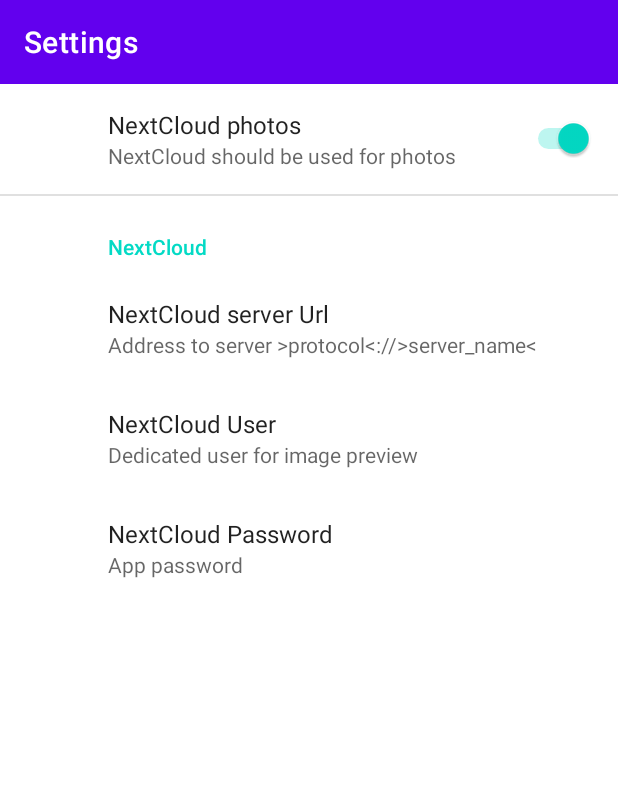
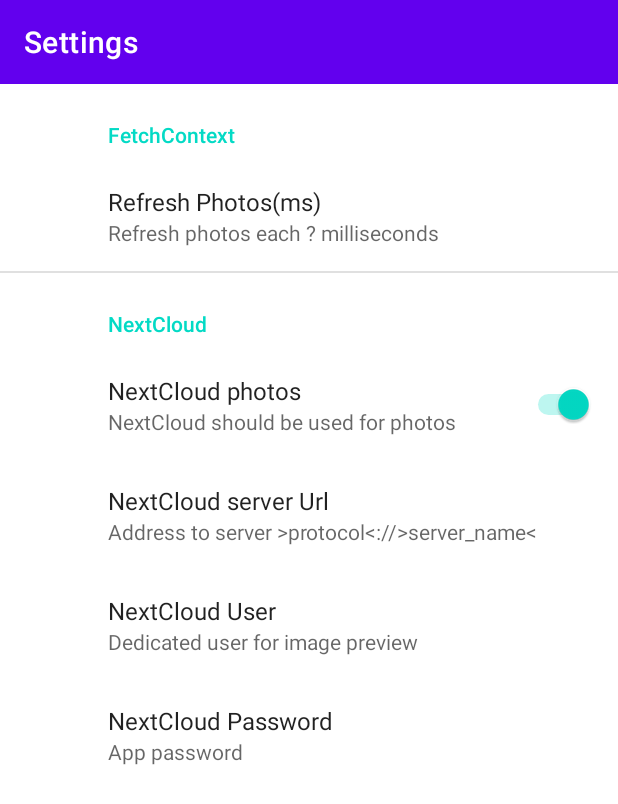
Before and after one commit to mondhs/prisiminc, an Android app: the screen it shows after launch (SettingsActivity), in the options menu, after a tap on "Preferences", on a phone screen of 412 x 824 dp. Shown: the top 804 px of the screen. Run offline under Robolectric (Android 15) with nearby library versions, the phone set to English and light mode, and no system bars; our stand-ins replace Picasso, androidx.preference; pictures from the network do not load.

Commit message:
Improved logging. It is not working with https so switched to http. added configuration for refresh period

```diff
--- a/app/src/main/java/org/mondhs/prisiminc/MainActivity.kt
+++ b/app/src/main/java/org/mondhs/prisiminc/MainActivity.kt
@@ -5,16 +5,12 @@ import android.content.Intent
 import android.content.pm.PackageManager
 import android.content.res.Resources
 import android.os.Bundle
-import android.util.DisplayMetrics
 import android.view.Menu
 import android.view.MenuItem
 import android.widget.Toast
 import androidx.appcompat.app.AppCompatActivity
 import androidx.core.app.ActivityCompat
 import androidx.core.content.ContextCompat
-import androidx.core.view.WindowCompat
-import androidx.core.view.WindowInsetsCompat
-import androidx.core.view.WindowInsetsControllerCompat
 import androidx.preference.PreferenceManager
 import androidx.recyclerview.widget.GridLayoutManager
 import androidx.recyclerview.widget.RecyclerView
@@ -22,6 +18,7 @@ import kotlinx.coroutines.CoroutineScope
 import kotlinx.coroutines.Dispatchers
 import kotlinx.coroutines.launch
 import org.mondhs.prisiminc.fetcher.*
+import java.util.logging.Logger
 
 
 class MainActivity : AppCompatActivity() {
@@ -35,10 +32,10 @@ class MainActivity : AppCompatActivity() {
 
         // creating a new array list and
         // initializing our recycler view.
-        var imagesRV: RecyclerView = findViewById(R.id.idRVImages)
+        val imagesRV: RecyclerView = findViewById(R.id.idRVImages)
         // calling a method to
         // prepare our recycler view.
-        prepareRecyclerView(imagesRV);
+        prepareRecyclerView(imagesRV)
 
         // we are calling a method to request
         // the permissions to read external storage.
@@ -55,7 +52,7 @@ class MainActivity : AppCompatActivity() {
         return when (item.itemId) {
             R.id.preferences_menu -> {
                 val i = Intent(this, SettingsActivity::class.java)
-                startActivity(i);
+                startActivity(i)
                 true
             }
             else -> super.onOptionsItemSelected(item)
@@ -76,7 +73,7 @@ class MainActivity : AppCompatActivity() {
             // if the permissions are already granted we are calling
             // a method to get all images from our external storage.
             Toast.makeText(this, "Permissions granted..", Toast.LENGTH_SHORT).show()
-            fetchImagePath();
+            fetchImagePath()
         } else {
             // if the permissions are not granted we are
             // calling a method to request permissions.
@@ -125,7 +122,7 @@ class MainActivity : AppCompatActivity() {
                         // if the permissions are accepted we are displaying a toast message
                         // and calling a method to get image path.
                         Toast.makeText(this, "Permissions Granted..", Toast.LENGTH_SHORT).show()
-                        fetchImagePath();
+                        fetchImagePath()
                     } else {
                         // if permissions are denied we are closing the app and displaying the toast message.
                         Toast.makeText(
@@ -138,14 +135,14 @@ class MainActivity : AppCompatActivity() {
         }
     }
 
-    val nextCloudConfigListener =  NextCloudConfigListener();
+    val nextCloudConfigListener =  NextCloudConfigListener()
 
     private fun fetchImagePath() {
 
         val prefs = PreferenceManager.getDefaultSharedPreferences(this)
 //        FetchAdapterSingleton.setInstance(FetchAdapterLocal(contentResolver));
 
-        val fetchConfig = FetchConfig();
+        val fetchConfig = FetchConfig()
         fetchConfig.user = prefs.getString("nextcloud_user", "")!!
         fetchConfig.appPassword = prefs.getString("nextcloud_password", "")!!
         fetchConfig.serverUrl = prefs.getString("nextcloud_url", "")!!
@@ -153,23 +150,34 @@ class MainActivity : AppCompatActivity() {
 
         fetchConfig.widthPixels = Resources.getSystem().displayMetrics.widthPixels
         fetchConfig.heightPixels = Resources.getSystem().displayMetrics.heightPixels
+        fetchedContext.refreshMs = prefs.getLong("fetch_context_refresh_ms", 10000)
 
         val fetchAdapter = FetchAdapterSingleton.getNextCloudInstance(fetchConfig)
         prefs.registerOnSharedPreferenceChangeListener(nextCloudConfigListener)
 
 
-        CoroutineScope(Dispatchers.IO).launch  {
-            val resources = fetchAdapter.listResources();
-            fetchedContext.imagePaths.clear();
-            fetchedContext.imagePaths.addAll(resources);
-            CoroutineScope(Dispatchers.Main).launch{
-                imageRVAdapter.notifyDataSetChanged()
+
+        if(fetchConfig.serverUrl != "") {
+            CoroutineScope(Dispatchers.IO).launch {
+                /*var job =*/ try {
+                    val resources = fetchAdapter.listResources()
+                    logger.info("Found images: ${resources.size}")
+                    fetchedContext.imagePaths.clear()
+                    fetchedContext.imagePaths.addAll(resources)
+                    CoroutineScope(Dispatchers.Main).launch {
+                        imageRVAdapter.notifyDataSetChanged()
+                    }
+                } catch (certEx:Exception) {
+                    logger.severe("Https Cert Error")
+                    logger.severe(certEx.stackTraceToString())
+                }
             }
         }
     }
 
 
     companion object {
+        private val logger = Logger.getLogger(MainActivity::class.java.name)
         // on below line we are creating variables for
         // our array list, recycler view and adapter class.
         private const val PERMISSION_REQUEST_CODE = 200
--- a/app/src/main/java/org/mondhs/prisiminc/fetcher/FetchedContext.kt
+++ b/app/src/main/java/org/mondhs/prisiminc/fetcher/FetchedContext.kt
@@ -2,4 +2,6 @@ package org.mondhs.prisiminc.fetcher
 
 data class FetchedContext (
     val imagePaths: ArrayList<String> = ArrayList(),
-    var position: Int = 0)
+    var position: Int = 0,
+    var refreshMs: Long = 10000
+)
--- a/app/src/main/res/xml/main_preferences.xml
+++ b/app/src/main/res/xml/main_preferences.xml
@@ -4,12 +4,24 @@
     xmlns:app="http://schemas.android.com/apk/res-auto"
     android:layout_height="match_parent"
         android:layout_width="match_parent">
-    <SwitchPreference
-        android:defaultValue="true"
-        android:key="nextcloud_storage_ind"
-        android:title="NextCloud photos"
-        app:summary="NextCloud should be used for photos" />
+    <PreferenceCategory android:title="FetchContext">
+        <EditTextPreference
+            android:defaultValue="10000"
+            android:key="fetch_context_refresh_ms"
+            android:inputType="number"
+            android:title="Refresh Photos(ms)"
+            app:summary="Refresh photos each ? milliseconds"
+            />
+
+
+    </PreferenceCategory>
+
     <PreferenceCategory android:title="NextCloud">
+        <SwitchPreference
+            android:defaultValue="true"
+            android:key="nextcloud_storage_ind"
+            android:title="NextCloud photos"
+            app:summary="NextCloud should be used for photos" />
 
         <EditTextPreference
             android:defaultValue="https://nextcloud.com/"
```
Also changed, not shown: app/src/main/java/org/mondhs/prisiminc/ImageDetailActivity.kt (+17 -14 lines), app/src/main/java/org/mondhs/prisiminc/fetcher/FetchAdapterNextcloud.kt (+27 -28 lines), 3 other files.
